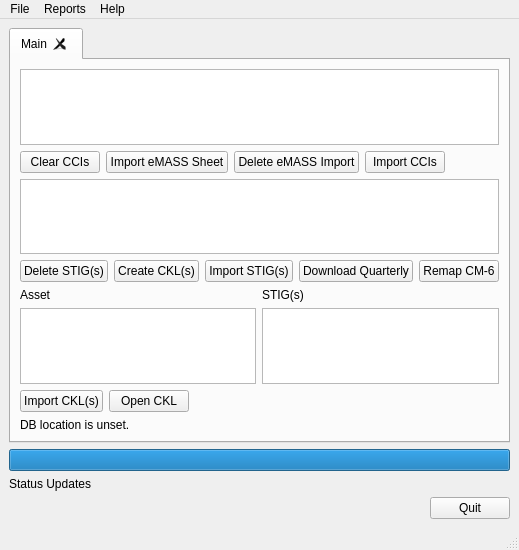
The window that src/stigqter.ui (squinky86/STIGQter) describes before a commit, drawn with Qt 5.
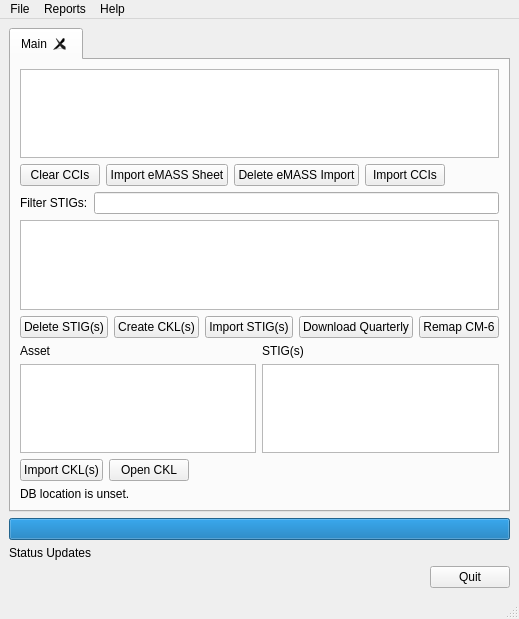
The same window after the commit.

Commit message: Add STIG name filtering (fixes #55).

```diff
--- a/src/stigqter.ui
+++ b/src/stigqter.ui
@@ -7,7 +7,7 @@
     <x>0</x>
     <y>0</y>
     <width>485</width>
-    <height>550</height>
+    <height>619</height>
    </rect>
   </property>
   <property name="windowTitle">
@@ -95,6 +95,20 @@
           </item>
          </layout>
         </item>
+        <item>
+         <layout class="QHBoxLayout" name="horizontalLayout_6">
+          <item>
+           <widget class="QLabel" name="label_3">
+            <property name="text">
+             <string>Filter STIGs:</string>
+            </property>
+           </widget>
+          </item>
+          <item>
+           <widget class="QLineEdit" name="txtSTIGSearch"/>
+          </item>
+         </layout>
+        </item>
         <item>
          <widget class="QListWidget" name="lstSTIGs">
           <property name="acceptDrops">
```
Left out of the diff: 57 changed lines with no effect on the pictures. The commit also changes 6 other files.
